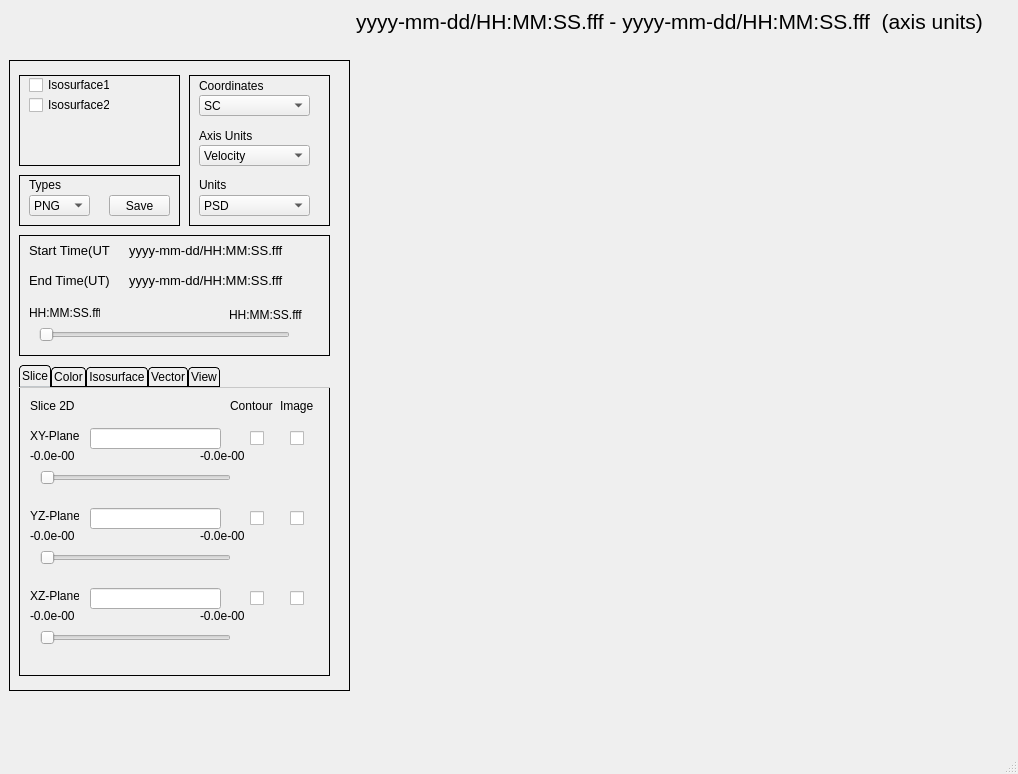
Before: the Qt Designer form ergpyspedas/erg/satellite/erg/particle/isee3d/window/ui/ui_main_window.ui in ergsc-devel/pyspedas_plugin, drawn with Qt 5.
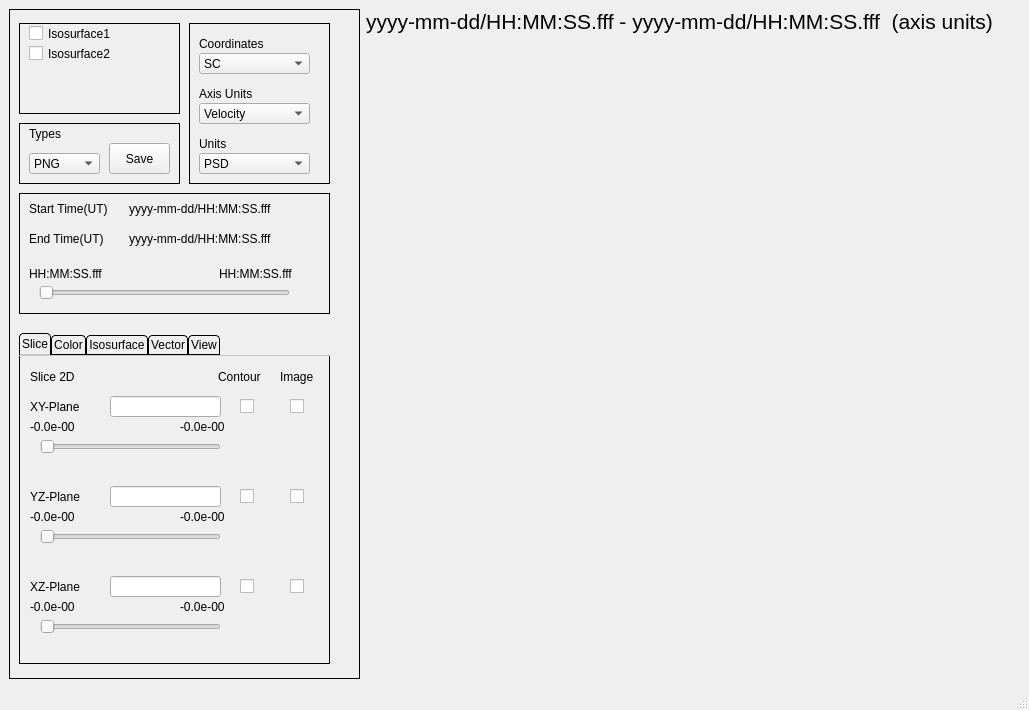
After: the same form once the commit is applied. Icons and pictures are not drawn.

Commit message: fix ISEE_3D layout

Patch:
```diff
--- a/ergpyspedas/erg/satellite/erg/particle/isee3d/window/ui/ui_main_window.ui
+++ b/ergpyspedas/erg/satellite/erg/particle/isee3d/window/ui/ui_main_window.ui
@@ -6,8 +6,8 @@
    <rect>
     <x>0</x>
     <y>0</y>
-    <width>1018</width>
-    <height>774</height>
+    <width>1029</width>
+    <height>710</height>
    </rect>
   </property>
   <property name="sizePolicy">
@@ -31,14 +31,14 @@
       </property>
       <property name="minimumSize">
        <size>
-        <width>341</width>
-        <height>0</height>
+        <width>351</width>
+        <height>100</height>
        </size>
       </property>
       <property name="maximumSize">
        <size>
-        <width>341</width>
-        <height>631</height>
+        <width>351</width>
+        <height>671</height>
        </size>
       </property>
       <property name="styleSheet">
@@ -64,8 +64,8 @@
         <rect>
          <x>0</x>
          <y>0</y>
-         <width>339</width>
-         <height>629</height>
+         <width>349</width>
+         <height>669</height>
         </rect>
        </property>
        <layout class="QVBoxLayout" name="verticalLayout_2">
@@ -74,13 +74,13 @@
           <property name="minimumSize">
            <size>
             <width>311</width>
-            <height>601</height>
+            <height>641</height>
            </size>
           </property>
           <property name="maximumSize">
            <size>
             <width>311</width>
-            <height>601</height>
+            <height>641</height>
            </size>
           </property>
           <widget class="QFrame" name="frame_showData">
@@ -100,8 +100,8 @@
              <rect>
               <x>10</x>
               <y>0</y>
-              <width>81</width>
-              <height>20</height>
+              <width>101</width>
+              <height>21</height>
              </rect>
             </property>
             <property name="text">
@@ -113,8 +113,8 @@
              <rect>
               <x>10</x>
               <y>20</y>
-              <width>81</width>
-              <height>20</height>
+              <width>101</width>
+              <height>21</height>
              </rect>
             </property>
             <property name="text">
@@ -128,7 +128,7 @@
              <x>0</x>
              <y>100</y>
              <width>161</width>
-             <height>51</height>
+             <height>61</height>
             </rect>
            </property>
            <property name="frameShape">
@@ -140,7 +140,7 @@
               <x>10</x>
               <y>0</y>
               <width>68</width>
-              <height>19</height>
+              <height>21</height>
              </rect>
             </property>
             <property name="text">
@@ -151,8 +151,8 @@
             <property name="geometry">
              <rect>
               <x>10</x>
-              <y>20</y>
-              <width>61</width>
+              <y>30</y>
+              <width>71</width>
               <height>21</height>
              </rect>
             </property>
@@ -173,7 +173,7 @@
               <x>90</x>
               <y>20</y>
               <width>61</width>
-              <height>21</height>
+              <height>31</height>
              </rect>
             </property>
             <property name="text">
@@ -187,7 +187,7 @@
              <x>170</x>
              <y>0</y>
              <width>141</width>
-             <height>151</height>
+             <height>161</height>
             </rect>
            </property>
            <property name="frameShape">
@@ -197,9 +197,9 @@
             <property name="geometry">
              <rect>
               <x>10</x>
-              <y>0</y>
-              <width>71</width>
-              <height>22</height>
+              <y>10</y>
+              <width>91</width>
+              <height>21</height>
              </rect>
             </property>
             <property name="text">
@@ -210,7 +210,7 @@
             <property name="geometry">
              <rect>
               <x>10</x>
-              <y>20</y>
+              <y>30</y>
               <width>111</width>
               <height>21</height>
              </rect>
@@ -236,8 +236,8 @@
             <property name="geometry">
              <rect>
               <x>10</x>
-              <y>50</y>
-              <width>61</width>
+              <y>60</y>
+              <width>81</width>
               <height>21</height>
              </rect>
             </property>
@@ -249,7 +249,7 @@
             <property name="geometry">
              <rect>
               <x>10</x>
-              <y>70</y>
+              <y>80</y>
               <width>111</width>
               <height>21</height>
              </rect>
@@ -269,9 +269,9 @@
             <property name="geometry">
              <rect>
               <x>10</x>
-              <y>100</y>
-              <width>41</width>
-              <height>20</height>
+              <y>110</y>
+              <width>61</width>
+              <height>21</height>
              </rect>
             </property>
             <property name="text">
@@ -282,7 +282,7 @@
             <property name="geometry">
              <rect>
               <x>10</x>
-              <y>120</y>
+              <y>130</y>
               <width>111</width>
               <height>21</height>
              </rect>
@@ -303,7 +303,7 @@
            <property name="geometry">
             <rect>
              <x>0</x>
-             <y>160</y>
+             <y>170</y>
              <width>311</width>
              <height>121</height>
             </rect>
@@ -321,8 +321,8 @@
              <rect>
               <x>10</x>
               <y>70</y>
-              <width>71</width>
-              <height>16</height>
+              <width>91</width>
+              <height>21</height>
              </rect>
             </property>
             <property name="text">
@@ -332,10 +332,10 @@
            <widget class="QLabel" name="label_lastTime_slider">
             <property name="geometry">
              <rect>
-              <x>210</x>
+              <x>200</x>
               <y>70</y>
-              <width>81</width>
-              <height>20</height>
+              <width>101</width>
+              <height>21</height>
              </rect>
             </property>
             <property name="text">
@@ -366,13 +366,13 @@
              <rect>
               <x>10</x>
               <y>0</y>
-              <width>81</width>
+              <width>91</width>
               <height>31</height>
              </rect>
             </property>
             <property name="font">
              <font>
-              <pointsize>10</pointsize>
+              <pointsize>9</pointsize>
               <bold>false</bold>
              </font>
             </property>
@@ -385,13 +385,13 @@
              <rect>
               <x>10</x>
               <y>30</y>
-              <width>81</width>
+              <width>91</width>
               <height>31</height>
              </rect>
             </property>
             <property name="font">
              <font>
-              <pointsize>10</pointsize>
+              <pointsize>9</pointsize>
               <bold>false</bold>
              </font>
             </property>
@@ -404,13 +404,13 @@
              <rect>
               <x>110</x>
               <y>0</y>
-              <width>161</width>
+              <width>171</width>
               <height>31</height>
              </rect>
             </property>
             <property name="font">
              <font>
-              <pointsize>10</pointsize>
+              <pointsize>9</pointsize>
               <bold>false</bold>
              </font>
             </property>
@@ -423,13 +423,13 @@
              <rect>
               <x>110</x>
               <y>30</y>
-              <width>161</width>
+              <width>171</width>
               <height>31</height>
              </rect>
             </property>
             <property name="font">
              <font>
-              <pointsize>10</pointsize>
+              <pointsize>9</pointsize>
               <bold>false</bold>
              </font>
             </property>
@@ -442,9 +442,9 @@
            <property name="geometry">
             <rect>
              <x>0</x>
-             <y>290</y>
+             <y>310</y>
              <width>311</width>
-             <height>311</height>
+             <height>331</height>
             </rect>
            </property>
            <property name="styleSheet">
@@ -517,8 +517,8 @@
               <rect>
                <x>10</x>
                <y>40</y>
-               <width>49</width>
-               <height>16</height>
+               <width>61</width>
+               <height>21</height>
               </rect>
              </property>
              <property name="text">
@@ -530,8 +530,8 @@
               <rect>
                <x>10</x>
                <y>10</y>
-               <width>49</width>
-               <height>16</height>
+               <width>61</width>
+               <height>21</height>
               </rect>
              </property>
              <property name="text">
@@ -543,8 +543,8 @@
               <rect>
                <x>20</x>
                <y>80</y>
-               <width>191</width>
-               <height>20</height>
+               <width>181</width>
+               <height>21</height>
               </rect>
              </property>
              <property name="orientation">
@@ -554,7 +554,7 @@
             <widget class="QCheckBox" name="checkBox_xy_contour">
              <property name="geometry">
               <rect>
-               <x>230</x>
+               <x>220</x>
                <y>40</y>
                <width>21</width>
                <height>21</height>
@@ -591,10 +591,10 @@
             <widget class="QLabel" name="label_contour">
              <property name="geometry">
               <rect>
-               <x>210</x>
+               <x>198</x>
                <y>10</y>
-               <width>49</width>
-               <height>16</height>
+               <width>61</width>
+               <height>21</height>
               </rect>
              </property>
              <property name="text">
@@ -606,8 +606,8 @@
               <rect>
                <x>260</x>
                <y>10</y>
-               <width>41</width>
-               <height>16</height>
+               <width>51</width>
+               <height>21</height>
               </rect>
              </property>
              <property name="text">
@@ -619,8 +619,8 @@
               <rect>
                <x>10</x>
                <y>60</y>
-               <width>51</width>
-               <height>16</height>
+               <width>61</width>
+               <height>21</height>
               </rect>
              </property>
              <property name="text">
@@ -630,10 +630,10 @@
             <widget class="QLabel" name="label_xy_maxValue">
              <property name="geometry">
               <rect>
-               <x>180</x>
+               <x>160</x>
                <y>60</y>
-               <width>51</width>
-               <height>16</height>
+               <width>61</width>
+               <height>21</height>
               </rect>
              </property>
              <property name="text">
@@ -643,8 +643,8 @@
             <widget class="QCheckBox" name="checkBox_yz_contour">
              <property name="geometry">
               <rect>
-               <x>230</x>
-               <y>120</y>
+               <x>220</x>
+               <y>130</y>
                <width>21</width>
                <height>21</height>
               </rect>
@@ -657,9 +657,9 @@
              <property name="geometry">
               <rect>
                <x>10</x>
-               <y>140</y>
-               <width>49</width>
-               <height>16</height>
+               <y>150</y>
+               <width>61</width>
+               <height>21</height>
               </rect>
              </property>
              <property name="text">
@@ -669,10 +669,10 @@
             <widget class="QLabel" name="label_yz_maxValue">
              <property name="geometry">
               <rect>
-               <x>180</x>
-               <y>140</y>
-               <width>51</width>
-               <height>16</height>
+               <x>160</x>
+               <y>150</y>
+               <width>61</width>
+               <height>21</height>
               </rect>
              </property>
              <property name="text">
@@ -683,7 +683,7 @@
              <property name="geometry">
               <rect>
                <x>270</x>
-               <y>120</y>
+               <y>130</y>
                <width>21</width>
                <height>21</height>
               </rect>
@@ -696,9 +696,9 @@
              <property name="geometry">
               <rect>
                <x>20</x>
-               <y>160</y>
-               <width>191</width>
-               <height>20</height>
+               <y>170</y>
+               <width>181</width>
+               <height>21</height>
               </rect>
              </property>
              <property name="orientation">
@@ -709,9 +709,9 @@
              <property name="geometry">
               <rect>
                <x>10</x>
-               <y>120</y>
-               <width>49</width>
-               <height>16</height>
+               <y>130</y>
+               <width>61</width>
+               <height>21</height>
               </rect>
              </property>
              <property name="text">
@@ -722,9 +722,9 @@
              <property name="geometry">
               <rect>
                <x>20</x>
-               <y>240</y>
-               <width>191</width>
-               <height>20</height>
+               <y>260</y>
+               <width>181</width>
+               <height>21</height>
               </rect>
              </property>
              <property name="orientation">
@@ -735,7 +735,7 @@
              <property name="geometry">
               <rect>
                <x>270</x>
-               <y>200</y>
+               <y>220</y>
                <width>21</width>
                <height>21</height>
               </rect>
@@ -747,10 +747,10 @@
             <widget class="QLabel" name="label_xz_maxValue">
              <property name="geometry">
               <rect>
-               <x>180</x>
-               <y>220</y>
-               <width>51</width>
-               <height>16</height>
+               <x>160</x>
+               <y>240</y>
+               <width>61</width>
+               <height>21</height>
               </rect>
              </property>
              <property name="text">
@@ -761,9 +761,9 @@
              <property name="geometry">
               <rect>
                <x>10</x>
-               <y>200</y>
-               <width>49</width>
-               <height>16</height>
+               <y>220</y>
+               <width>61</width>
+               <height>21</height>
               </rect>
              </property>
              <property name="text">
@@ -773,8 +773,8 @@
             <widget class="QCheckBox" name="checkBox_xz_contour">
              <property name="geometry">
               <rect>
-               <x>230</x>
-               <y>200</y>
+               <x>220</x>
+               <y>220</y>
                <width>21</width>
                <height>21</height>
               </rect>
@@ -787,9 +787,9 @@
              <property name="geometry">
               <rect>
                <x>10</x>
-               <y>220</y>
-               <width>49</width>
-               <height>16</height>
+               <y>240</y>
+               <width>61</width>
+               <height>21</height>
               </rect>
              </property>
              <property name="text">
@@ -799,9 +799,9 @@
             <widget class="QLineEdit" name="lineEdit_xyPlane">
              <property name="geometry">
               <rect>
-               <x>70</x>
+               <x>90</x>
                <y>40</y>
-               <width>131</width>
+               <width>111</width>
                <height>21</height>
               </rect>
              </property>
@@ -809,9 +809,9 @@
             <widget class="QLineEdit" name="lineEdit_yzPlane">
              <property name="geometry">
               <rect>
-               <x>70</x>
-               <y>120</y>
-               <width>131</width>
+               <x>90</x>
+               <y>130</y>
+               <width>111</width>
                <height>21</height>
               </rect>
              </property>
@@ -819,9 +819,9 @@
             <widget class="QLineEdit" name="lineEdit_xzPlane">
              <property name="geometry">
               <rect>
-               <x>70</x>
-               <y>200</y>
-               <width>131</width>
+               <x>90</x>
+               <y>220</y>
+               <width>111</width>
                <height>21</height>
               </rect>
              </property>
@@ -2037,7 +2037,13 @@
     </item>
    </layout>
   </widget>
-  <widget class="QStatusBar" name="statusBar"/>
+  <widget class="QStatusBar" name="statusBar">
+   <property name="font">
+    <font>
+     <pointsize>9</pointsize>
+    </font>
+   </property>
+  </widget>
  </widget>
  <resources/>
  <connections>
```
Left out of the diff: 296 changed lines with no effect on the pictures. The commit also changes 1 other file.
